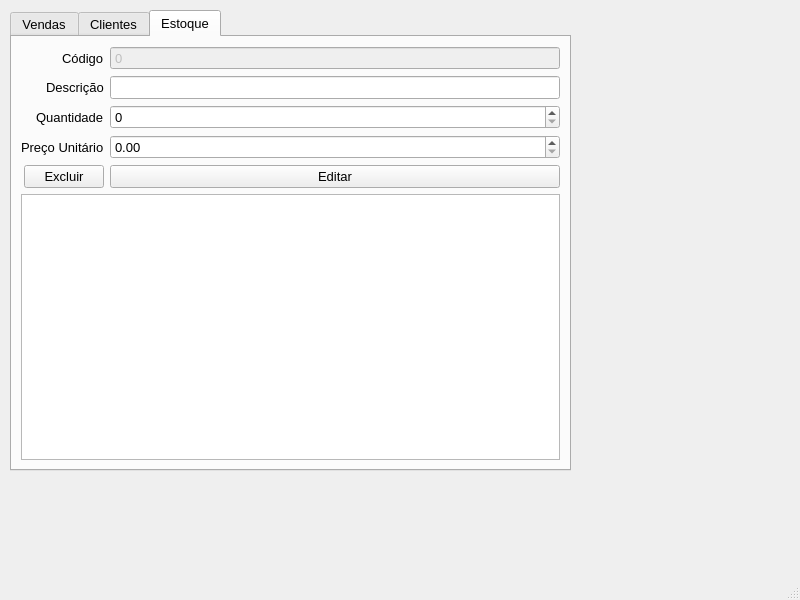
Above: mainwindow.ui from Spyght/Projeto_ECommerce before the change. Below: the same form after it.
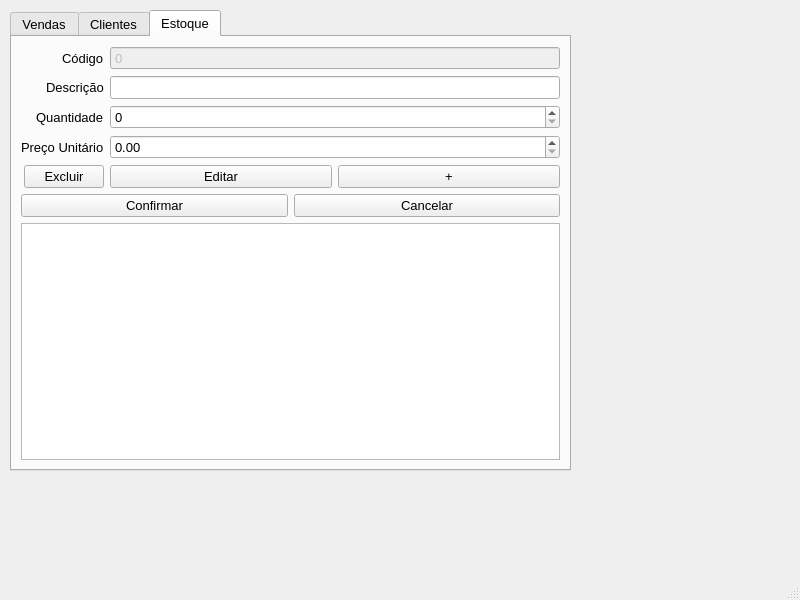
That is the form after the change.

```diff
--- a/mainwindow.ui
+++ b/mainwindow.ui
@@ -261,12 +261,41 @@
          </widget>
         </item>
         <item row="4" column="1">
-         <widget class="QPushButton" name="pushButton_2">
+         <layout class="QHBoxLayout" name="horizontalLayout_2">
+          <item>
+           <widget class="QPushButton" name="pushButtonEditarEstoque">
+            <property name="text">
+             <string>Editar</string>
+            </property>
+           </widget>
+          </item>
+          <item>
+           <widget class="QPushButton" name="pushButtonAddEstoque">
+            <property name="text">
+             <string>+</string>
+            </property>
+           </widget>
+          </item>
+         </layout>
+        </item>
+       </layout>
+      </item>
+      <item>
+       <layout class="QHBoxLayout" name="horizontalLayout_3">
+        <item>
+         <widget class="QPushButton" name="pushButtonConfirmar">
           <property name="text">
-           <string>Editar</string>
+           <string>Confirmar</string>
           </property>
          </widget>
         </item>
+        <item>
+         <widget class="QPushButton" name="pushButtonCancelar">
+          <property name="text">
+           <string>Cancelar</string>
+          </property>
+         </widget>
+        </item>
        </layout>
       </item>
       <item>
```
Left out of the diff: 12 changed lines with no effect on the pictures.
